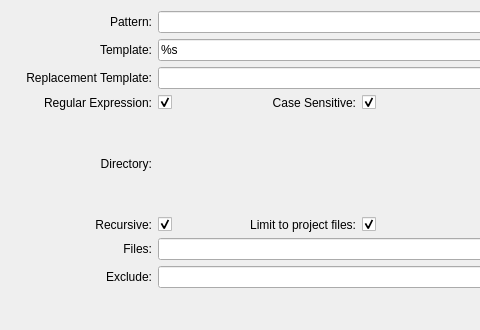
KDE/kdevelop, file plugins/grepview/grepwidget.ui: the form before one commit; both pictures show x 0 to 480 and y 0 to 330 of the 730 by 330 pixel window.
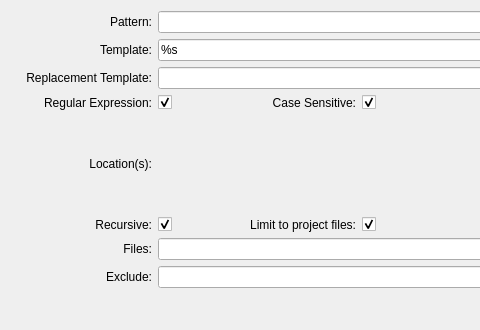
The form after the commit. Custom widgets are drawn as their Qt base class.

```diff
--- a/plugins/grepview/grepwidget.ui
+++ b/plugins/grepview/grepwidget.ui
@@ -178,7 +178,7 @@
    <item row="4" column="0">
     <widget class="QLabel" name="label_5">
      <property name="text">
-      <string>Directory:</string>
+      <string>Location(s):</string>
      </property>
      <property name="alignment">
       <set>Qt::AlignRight|Qt::AlignTrailing|Qt::AlignVCenter</set>
```
Left out of the diff: 2 changed lines with no effect on the pictures.
